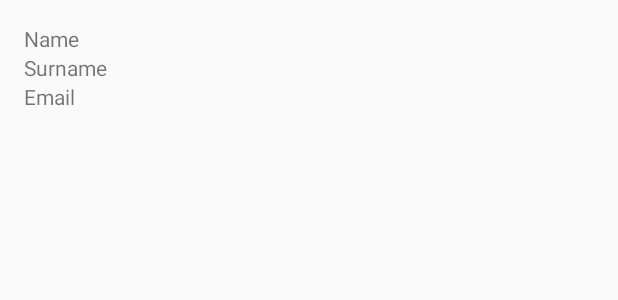
After one commit to Aroize/StatApp, an Android app: the layout holder_student.xml on its own in the app's theme, with its tools: preview values and no code run, on a phone screen of 412 x 824 dp. The commit adds this screen. Shown: the top 300 px of the screen. Run offline under Robolectric (Android 15) with nearby library versions, the phone set to English and light mode, and no system bars.

Commit message:
implemented adding students to groups

```diff
--- a/app/src/main/java/ru/ifmo/statapp/dagger/ApplicationComponent.kt
+++ b/app/src/main/java/ru/ifmo/statapp/dagger/ApplicationComponent.kt
@@ -3,6 +3,7 @@ package ru.ifmo.statapp.dagger
 import dagger.Component
 import ru.ifmo.statapp.presentation.activity.LoginActivity
 import ru.ifmo.statapp.presentation.fragment.GroupCreatorFragment
+import ru.ifmo.statapp.presentation.fragment.StudentListFragment
 import javax.inject.Singleton
 
 @Singleton
@@ -11,4 +12,6 @@ interface ApplicationComponent {
     fun inject(activity: LoginActivity)
 
     fun inject(fragment: GroupCreatorFragment)
+
+    fun inject(fragment: StudentListFragment)
 }
--- a/app/src/main/java/ru/ifmo/statapp/dagger/DatabaseModule.kt
+++ b/app/src/main/java/ru/ifmo/statapp/dagger/DatabaseModule.kt
@@ -5,6 +5,8 @@ import dagger.Provides
 import ru.ifmo.statapp.App
 import ru.ifmo.statapp.data.db.FireStoreWrapper
 import ru.ifmo.statapp.data.db.dao.GroupDao
+import ru.ifmo.statapp.data.db.dao.StudentDao
+import ru.ifmo.statapp.data.db.entity.Student
 import javax.inject.Singleton
 
 @Module
@@ -16,5 +18,9 @@ object DatabaseModule {
 
     @Singleton
     @Provides
+    fun provideStudentDao(): StudentDao = App.appDatabase.studentDao()
+
+    @Singleton
+    @Provides
     fun provideFirestore(): FireStoreWrapper = FireStoreWrapper()
 }
--- a/app/src/main/java/ru/ifmo/statapp/dagger/PresenterModule.kt
+++ b/app/src/main/java/ru/ifmo/statapp/dagger/PresenterModule.kt
@@ -3,7 +3,10 @@ package ru.ifmo.statapp.dagger
 import dagger.Module
 import dagger.Provides
 import ru.ifmo.statapp.domain.iteractor.GroupsIteractor
+import ru.ifmo.statapp.domain.iteractor.StudentsIteractor
+import ru.ifmo.statapp.domain.iteractor.StudentsIteractorImpl
 import ru.ifmo.statapp.presentation.presenter.GroupsCreatorPresenter
+import ru.ifmo.statapp.presentation.presenter.StudentListPresenter
 import javax.inject.Singleton
 
 @Module
@@ -13,4 +16,6 @@ object PresenterModule {
     @Provides
     fun provideGroupsPresenter(groupsIteractor: GroupsIteractor) = GroupsCreatorPresenter(groupsIteractor)
 
+    @Provides
+    fun provideStudentListPresenter(studentIteractor: StudentsIteractor) = StudentListPresenter(studentIteractor)
 }
--- a/app/src/main/java/ru/ifmo/statapp/data/db/AppDatabase.kt
+++ b/app/src/main/java/ru/ifmo/statapp/data/db/AppDatabase.kt
@@ -7,7 +7,7 @@ import ru.ifmo.statapp.data.db.dao.StudentDao
 import ru.ifmo.statapp.data.db.entity.Group
 import ru.ifmo.statapp.data.db.entity.Student
 
-@Database(entities = [Group::class, Student::class], version = 2)
+@Database(entities = [Group::class, Student::class], version = 1)
 abstract class AppDatabase : RoomDatabase() {
     abstract fun groupDao(): GroupDao
 
--- a/app/src/main/java/ru/ifmo/statapp/presentation/fragment/GroupCreatorFragment.kt
+++ b/app/src/main/java/ru/ifmo/statapp/presentation/fragment/GroupCreatorFragment.kt
@@ -49,6 +49,7 @@ class GroupCreatorFragment : MvpAppCompatFragment(), GroupCreatorView, View.OnCl
     override fun onCreate(savedInstanceState: Bundle?) {
         App.appComponent.inject(this)
         super.onCreate(savedInstanceState)
+        presenter.getGroups()
     }
 
     override fun onCreateView(
--- a/app/src/main/res/layout/fragment_student_group_list.xml
+++ b/app/src/main/res/layout/fragment_student_group_list.xml
@@ -1,6 +1,5 @@
 <?xml version="1.0" encoding="utf-8"?>
-<androidx.constraintlayout.widget.ConstraintLayout
-    xmlns:android="http://schemas.android.com/apk/res/android"
+<androidx.constraintlayout.widget.ConstraintLayout xmlns:android="http://schemas.android.com/apk/res/android"
     xmlns:app="http://schemas.android.com/apk/res-auto"
     xmlns:tools="http://schemas.android.com/tools"
     android:layout_width="match_parent"
@@ -21,6 +20,7 @@
         android:layout_width="0dp"
         android:layout_height="0dp"
         android:layout_marginTop="16dp"
+        app:layoutManager="androidx.recyclerview.widget.LinearLayoutManager"
         app:layout_constraintBottom_toBottomOf="parent"
         app:layout_constraintEnd_toEndOf="parent"
         app:layout_constraintStart_toStartOf="parent"
--- /dev/null
+++ b/app/src/main/res/layout/holder_student.xml
@@ -0,0 +1,59 @@
+<?xml version="1.0" encoding="utf-8"?>
+<LinearLayout xmlns:android="http://schemas.android.com/apk/res/android"
+    android:layout_width="match_parent"
+    android:layout_height="wrap_content"
+    android:orientation="vertical"
+    android:padding="16dp">
+
+    <LinearLayout
+        android:layout_width="match_parent"
+        android:layout_height="wrap_content"
+        android:orientation="horizontal">
+
+        <TextView
+            android:layout_width="wrap_content"
+            android:layout_height="wrap_content"
+            android:text="@string/student_name" />
+
+        <TextView
+            android:id="@+id/student_name"
+            android:layout_width="wrap_content"
+            android:layout_height="wrap_content"
+            android:layout_marginStart="8dp" />
+    </LinearLayout>
+
+    <LinearLayout
+        android:layout_width="match_parent"
+        android:layout_height="wrap_content"
+        android:orientation="horizontal">
+
+        <TextView
+            android:layout_width="wrap_content"
+            android:layout_height="wrap_content"
+            android:text="@string/student_surname" />
+
+        <TextView
+            android:id="@+id/student_surname"
+            android:layout_width="wrap_content"
+            android:layout_height="wrap_content"
+            android:layout_marginStart="8dp" />
+    </LinearLayout>
+
+    <LinearLayout
+        android:layout_width="match_parent"
+        android:layout_height="wrap_content"
+        android:orientation="horizontal">
+
+        <TextView
+            android:layout_width="wrap_content"
+            android:layout_height="wrap_content"
+            android:text="@string/student_email" />
+
+        <TextView
+            android:id="@+id/student_email"
+            android:layout_width="wrap_content"
+            android:layout_height="wrap_content"
+            android:layout_marginStart="8dp" />
+    </LinearLayout>
+
+</LinearLayout>
--- a/app/src/main/res/values/strings.xml
+++ b/app/src/main/res/values/strings.xml
@@ -9,4 +9,7 @@
     <string name="blank_group">"Group : "</string>
     <string name="blank_group_name">Group name can\'t be blank</string>
     <string name="add_student_label">Add Student</string>
+    <string name="student_name">Name</string>
+    <string name="student_surname">Surname</string>
+    <string name="student_email">Email</string>
 </resources>
```
Also changed, not shown: app/src/main/java/ru/ifmo/statapp/presentation/fragment/StudentListFragment.kt (+97 -3 lines), app/src/main/java/ru/ifmo/statapp/presentation/presenter/GroupsCreatorPresenter.kt (+6 -7 lines), app/src/main/java/ru/ifmo/statapp/presentation/presenter/StudentListPresenter.kt (added, +58 -0 lines), app/src/main/java/ru/ifmo/statapp/presentation/view/StudentListView.kt (added, +16 -0 lines), app/src/main/res/layout/dialog_create_student.xml (added, +18 -0 lines).
